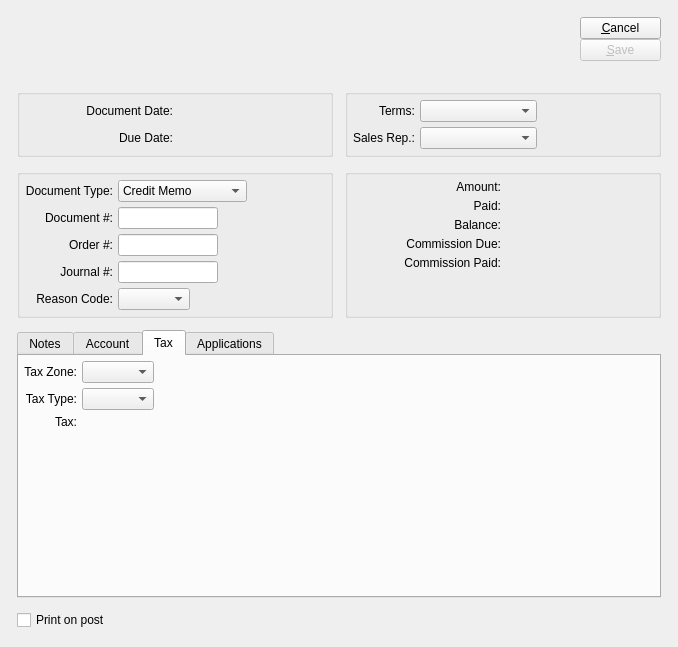
Above: guiclient/arOpenItem.ui from Pegasus-RPG/xtuple-client before the change. Below: the same form after it.
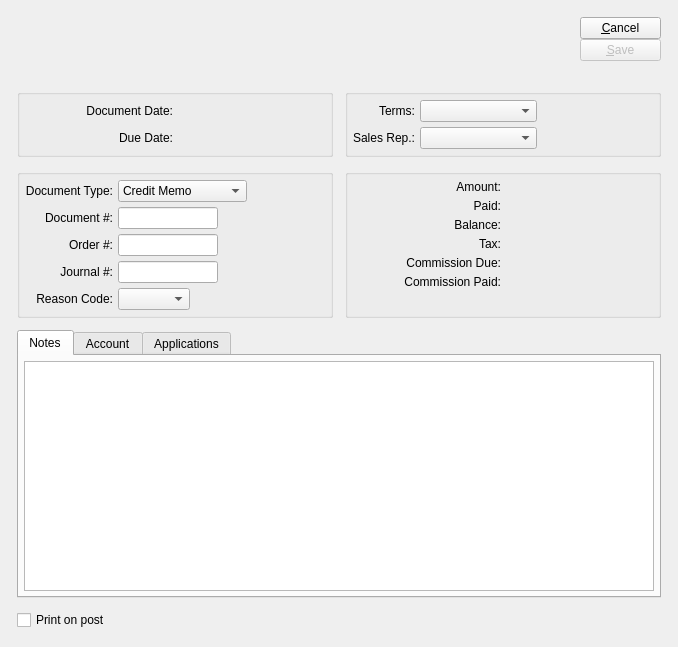
That is the form after the change. The open tabs and pages were chosen to show the change. Custom widgets are drawn as their Qt base class.

```diff
--- a/guiclient/arOpenItem.ui
+++ b/guiclient/arOpenItem.ui
@@ -497,7 +497,7 @@
             <item row="2" column="1">
              <widget class="CurrDisplay" name="_balance"/>
             </item>
-            <item row="3" column="0">
+            <item row="4" column="0">
              <widget class="QLabel" name="_commissionDueLit">
               <property name="text">
                <string>Commission Due:</string>
@@ -507,7 +507,7 @@
               </property>
              </widget>
             </item>
-            <item row="3" column="1">
+            <item row="4" column="1">
              <widget class="CurrCluster" name="_commissionDue">
               <property name="baseVisible">
                <bool>false</bool>
@@ -520,7 +520,7 @@
               </property>
              </widget>
             </item>
-            <item row="4" column="0">
+            <item row="5" column="0">
              <widget class="QLabel" name="_commissionPaidLit">
               <property name="text">
                <string>Commission Paid:</string>
@@ -530,7 +530,7 @@
               </property>
              </widget>
             </item>
-            <item row="4" column="1">
+            <item row="5" column="1">
              <widget class="CurrCluster" name="_commissionPaid">
               <property name="baseVisible">
                <bool>false</bool>
@@ -543,6 +543,26 @@
               </property>
              </widget>
             </item>
+            <item row="3" column="1">
+             <widget class="CurrCluster" name="_tax">
+              <property name="enabled">
+               <bool>false</bool>
+              </property>
+             </widget>
+            </item>
+            <item row="3" column="0">
+             <widget class="XURLLabel" name="_taxLit">
+              <property name="text">
+               <string>Tax:</string>
+              </property>
+              <property name="alignment">
+               <set>Qt::AlignRight|Qt::AlignTop|Qt::AlignTrailing</set>
+              </property>
+              <property name="margin">
+               <number>5</number>
+              </property>
+             </widget>
+            </item>
            </layout>
           </item>
           <item>
@@ -659,151 +679,6 @@
          </item>
         </layout>
        </widget>
-       <widget class="QWidget" name="_taxTab">
-        <attribute name="title">
-         <string>Tax</string>
-        </attribute>
-        <layout class="QGridLayout" name="gridLayout_6">
-         <item row="0" column="0">
-          <layout class="QHBoxLayout" name="horizontalLayout_5">
-           <item>
-            <layout class="QVBoxLayout" name="verticalLayout_3">
-             <item>
-              <layout class="QGridLayout" name="gridLayout_5">
-               <item row="0" column="0">
-                <widget class="QLabel" name="_taxareaLit">
-                 <property name="text">
-                  <string>Tax Zone:</string>
-                 </property>
-                 <property name="alignment">
-                  <set>Qt::AlignRight|Qt::AlignTrailing|Qt::AlignVCenter</set>
-                 </property>
-                </widget>
-               </item>
-               <item row="0" column="1">
-                <layout class="QHBoxLayout" name="horizontalLayout_3">
-                 <item>
-                  <widget class="XComboBox" name="_taxZone">
-                   <property name="allowNull">
-                    <bool>true</bool>
-                   </property>
-                   <property name="nullStr">
-                    <string>None</string>
-                   </property>
-                   <property name="type">
-                    <enum>XComboBox::TaxZones</enum>
-                   </property>
-                  </widget>
-                 </item>
-                 <item>
-                  <spacer name="horizontalSpacer_3">
-                   <property name="orientation">
-                    <enum>Qt::Horizontal</enum>
-                   </property>
-                   <property name="sizeHint" stdset="0">
-                    <size>
-                     <width>40</width>
-                     <height>20</height>
-                    </size>
-                   </property>
-                  </spacer>
-                 </item>
-                </layout>
-               </item>
-               <item row="1" column="0">
-                <widget class="QLabel" name="_taxTypeLit">
-                 <property name="text">
-                  <string>Tax Type:</string>
-                 </property>
-                 <property name="alignment">
-                  <set>Qt::AlignRight|Qt::AlignTrailing|Qt::AlignVCenter</set>
-                 </property>
-                </widget>
-               </item>
-               <item row="1" column="1">
-                <layout class="QHBoxLayout" name="horizontalLayout_4">
-                 <item>
-                  <widget class="XComboBox" name="_taxType">
-                   <property name="allowNull">
-                    <bool>true</bool>
-                   </property>
-                   <property name="nullStr">
-                    <string>None</string>
-                   </property>
-                   <property name="type">
-                    <enum>XComboBox::TaxTypes</enum>
-                   </property>
-                  </widget>
-                 </item>
-                 <item>
-                  <spacer name="horizontalSpacer_4">
-                   <property name="orientation">
-                    <enum>Qt::Horizontal</enum>
-                   </property>
-                   <property name="sizeHint" stdset="0">
-                    <size>
-                     <width>40</width>
-                     <height>20</height>
-                    </size>
-                   </property>
-                  </spacer>
-                 </item>
-                </layout>
-               </item>
-               <item row="2" column="0">
-                <widget class="XURLLabel" name="_taxLit">
-                 <property name="text">
-                  <string>Tax:</string>
-                 </property>
-                 <property name="alignment">
-                  <set>Qt::AlignRight|Qt::AlignTop|Qt::AlignTrailing</set>
-                 </property>
-                 <property name="margin">
-                  <number>5</number>
-                 </property>
-                </widget>
-               </item>
-               <item row="2" column="1">
-                <widget class="CurrCluster" name="_tax">
-                 <property name="enabled">
-                  <bool>false</bool>
-                 </property>
-                </widget>
-               </item>
-              </layout>
-             </item>
-             <item>
-              <spacer name="verticalSpacer_2">
-               <property name="orientation">
-                <enum>Qt::Vertical</enum>
-               </property>
-               <property name="sizeHint" stdset="0">
-                <size>
-                 <width>20</width>
-                 <height>40</height>
-                </size>
-               </property>
-              </spacer>
-             </item>
-            </layout>
-           </item>
-           <item>
-            <spacer name="horizontalSpacer_5">
-             <property name="orientation">
-              <enum>Qt::Horizontal</enum>
-             </property>
-             <property name="sizeHint" stdset="0">
-              <size>
-               <width>40</width>
-               <height>20</height>
-              </size>
-             </property>
-            </spacer>
-           </item>
-          </layout>
-         </item>
-        </layout>
-       </widget>
        <widget class="QWidget" name="_applicationsTab">
         <attribute name="title">
          <string>Applications</string>
```
